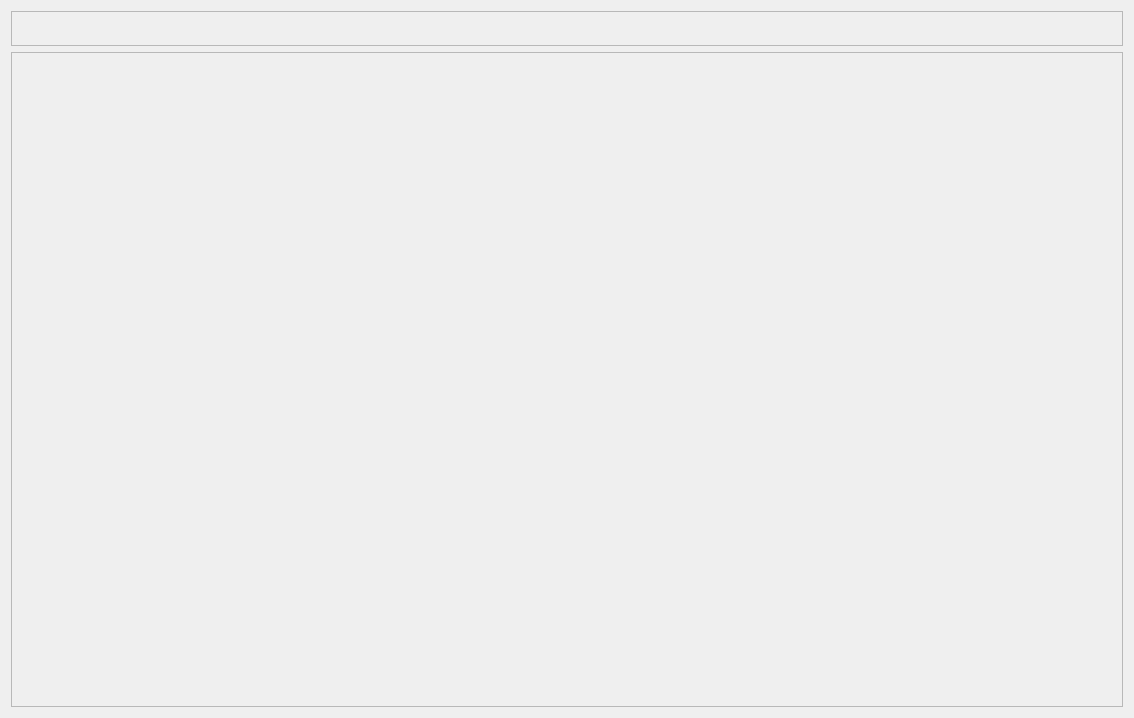
This is pages/dashboard/dashboardpage.ui in DigitalArtifex/Flo as Qt 5 draws it before an edit. The edited form follows.
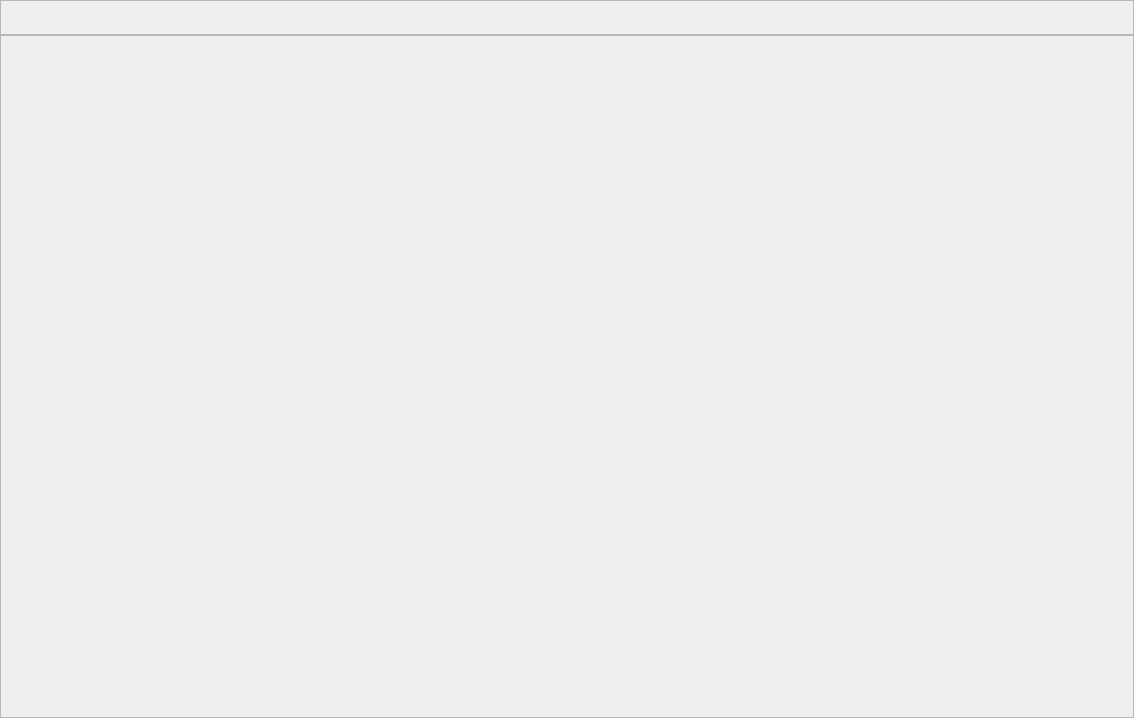
This is the edited form.

What changed in the file:
```diff
--- a/pages/dashboard/dashboardpage.ui
+++ b/pages/dashboard/dashboardpage.ui
@@ -14,6 +14,21 @@
    <string>Frame</string>
   </property>
   <layout class="QGridLayout" name="gridLayout">
+   <property name="leftMargin">
+    <number>0</number>
+   </property>
+   <property name="topMargin">
+    <number>0</number>
+   </property>
+   <property name="rightMargin">
+    <number>0</number>
+   </property>
+   <property name="bottomMargin">
+    <number>0</number>
+   </property>
+   <property name="spacing">
+    <number>0</number>
+   </property>
    <item row="1" column="0">
     <widget class="QScrollArea" name="scrollArea">
      <property name="widgetResizable">
@@ -24,8 +39,8 @@
        <rect>
         <x>0</x>
         <y>0</y>
-        <width>1114</width>
-        <height>657</height>
+        <width>1132</width>
+        <height>681</height>
        </rect>
       </property>
      </widget>
```
